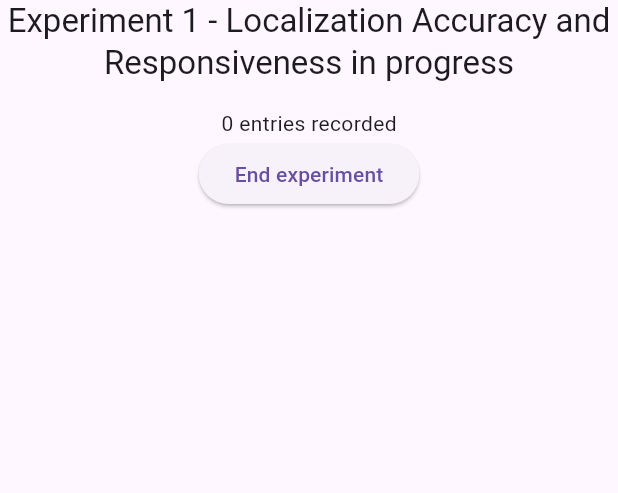
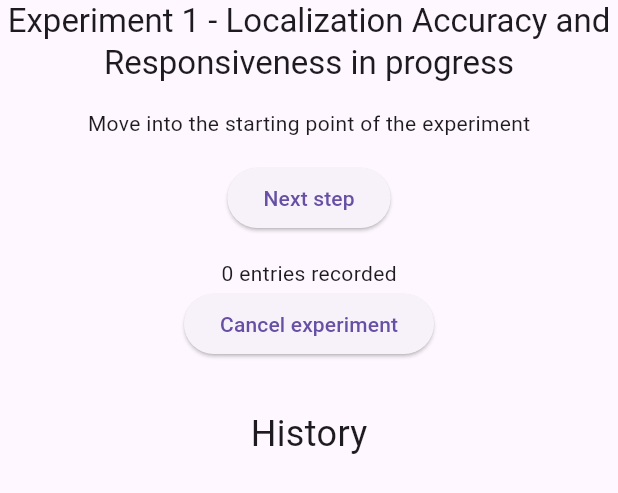
Before and after one commit to BhasherBEL/master-thesis-scanner, a Flutter app: the RecordPage widget shown alone on an empty page, opened directly with empty values, after a tap on "Experiment 1 - Localization Accuracy and", on a phone screen of 412 x 824 dp. Shown: the top 493 px of the screen. Run offline on Flutter 3.47's test engine with Material 3 defaults, Android fonts, the phone set to English and light mode, and no system bars; our stand-ins replace fl_chart; missing offline and left inert: beacon_distance, dchs_flutter_beacon, mqtt_client, trotter.

Commit message:
Export & update

```diff
--- a/devenv.yaml
+++ b/devenv.yaml
@@ -1,4 +1,4 @@
 inputs:
   nixpkgs:
-    url: github:NixOS/nixpkgs/master
+    url: github:cachix/devenv-nixpkgs/rolling
 allowUnfree: true
--- a/lib/entry.dart
+++ b/lib/entry.dart
@@ -1,33 +1,15 @@
-import 'dart:io';
 import 'package:thesis_scanner/poi.dart';
+import 'package:thesis_scanner/theorical_experiment.dart';
 
 class Entry {
+  final TheoricalExperiment theoricalExperiment;
   final DateTime time;
   final num X;
   final num Y;
   final POI? poi;
   final num? poiDist;
+  final int step;
 
-  Entry(this.time, this.X, this.Y, this.poi, this.poiDist);
-
-  static Future<bool> shareCSV(List<Entry> entries, {String? filename}) async {
-    try {
-      // Generate the CSV content
-      const csvHeader = 'Timestamp,X,Y,POI,POI Distance\n';
-      final csvRows = entries
-          .map((entry) =>
-              '${entry.time.toIso8601String()},${entry.X},${entry.Y},${entry.poi?.name ?? ""},${entry.poiDist ?? ""}')
-          .join('\n');
-      final csvContent = csvHeader + csvRows;
-
-      // Get temporary directory to store the file temporarily
-      // Note: We don't delete the temp file immediately as it's needed for sharing
-      // The system will clean up temporary files automatically
-
-      return true;
-    } catch (e) {
-      print('Error sharing CSV: $e');
-      return false;
-    }
-  }
+  Entry(this.theoricalExperiment, this.time, this.X, this.Y, this.poi,
+      this.poiDist, this.step);
 }
--- a/lib/experiment.dart
+++ b/lib/experiment.dart
@@ -1,3 +1,6 @@
+import 'dart:io';
+
+import 'package:path_provider/path_provider.dart';
 import 'package:thesis_scanner/device.dart';
 import 'package:thesis_scanner/entry.dart';
 import 'package:thesis_scanner/poi.dart';
@@ -9,9 +12,9 @@ class Experiment {
   final List<Device> devices;
   final List<POI> pois;
   final List<Entry> entries = [];
-  final currentStep = 0;
-  final currentStepRemainingDuration = 0;
-  final currentStepDurationDecrease = true;
+  int currentStep = -1;
+  int currentStepRemainingDuration = 0;
+  bool currentStepDurationDecrease = true;
 
   Experiment(
     this.theoricalExperiment,
@@ -19,29 +22,44 @@ class Experiment {
     this.pois,
   );
 
+  get currentStepTitle => theoricalExperiment.steps[currentStep].title;
+
   void record(User user) {
-    final entry =
-        Entry(DateTime.now(), user.X, user.Y, user.currentPoi, user.poiDist);
+    final entry = Entry(
+      theoricalExperiment,
+      DateTime.now(),
+      user.X,
+      user.Y,
+      user.currentPoi,
+      user.poiDist,
+      currentStep,
+    );
     entries.add(entry);
   }
 
-  bool save() {
+  Future<bool> save() async {
     try {
-      // Generate the CSV content
-      const csvHeader = 'Timestamp,X,Y,POI,POI Distance\n';
+      const csvHeader = 'xp_name,xp_step,time,x,y,poi,poi_dist\n';
       final csvRows = entries
           .map((entry) =>
-              '${entry.time.toIso8601String()},${entry.X},${entry.Y},${entry.poi?.name ?? ""},${entry.poiDist ?? ""}')
+              '${entry.theoricalExperiment.name},${entry.step},${entry.time.toIso8601String()},${entry.X},${entry.Y},${entry.poi?.name ?? ""},${entry.poiDist ?? ""}')
           .join('\n');
       final csvContent = csvHeader + csvRows;
 
-      // Get temporary directory to store the file temporarily
-      // Note: We don't delete the temp file immediately as it's needed for sharing
-      // The system will clean up temporary files automatically
+      final directory = await getDownloadsDirectory();
+      if (directory == null) {
+        print('Error getting downloads directory');
+        return false;
+      }
+      final path = '${directory.path}/experiment_data.csv';
 
+      final file = File(path);
+      await file.writeAsString(csvContent);
+
+      print('CSV saved to: $path');
       return true;
     } catch (e) {
-      print('Error sharing CSV: $e');
+      print('Error saving CSV: $e');
       return false;
     }
   }
--- a/lib/pages/record.dart
+++ b/lib/pages/record.dart
@@ -1,3 +1,4 @@
+import 'dart:async';
 import 'package:flutter/material.dart';
 import 'package:thesis_scanner/experiment.dart';
 import 'package:thesis_scanner/theorical_experiment.dart';
@@ -20,6 +21,7 @@ class RecordPage extends StatefulWidget {
 }
 
 class _RecordPageState extends State<RecordPage> {
+  Timer? _timer;
   @override
   void initState() {
     super.initState();
@@ -28,8 +30,25 @@ class _RecordPageState extends State<RecordPage> {
 
   @override
   void dispose() {
+    _timer?.cancel();
     widget.user.removeListener(_onUserChanged);
     super.dispose();
+  }
+
+  void _startTimer() {
+    _timer?.cancel();
+    _timer = Timer.periodic(const Duration(seconds: 1), (timer) {
+      if (widget.user.experiment == null) return;
+
+      if (widget.user.experiment!.currentStepDurationDecrease) {
+        if (widget.user.experiment!.currentStepRemainingDuration > 0) {
+          widget.user.experiment!.currentStepRemainingDuration--;
+        }
+      } else {
+        widget.user.experiment!.currentStepRemainingDuration++;
+      }
+      widget.user.update();
+    });
   }
 
   num nEntries = -1;
@@ -71,12 +90,50 @@ class _RecordPageState extends State<RecordPage> {
             textAlign: TextAlign.center,
           ),
           const SizedBox(height: 16),
+          if (widget.user.experiment!.currentStep == -1)
+            const Text('Move into the starting point of the experiment')
+          else ...[
+            Text('Current step: ${widget.user.experiment!.currentStepTitle}'),
+            Text(
+              'Duration: ${widget.user.experiment!.currentStepRemainingDuration} seconds',
+            ),
+          ],
+          const SizedBox(height: 16),
+          if (widget.user.experiment!.currentStep <
+              widget.user.experiment!.theoricalExperiment.steps.length - 1)
+            ElevatedButton(
+              onPressed: () {
+                if (widget.user.experiment == null) return;
+                Experiment experiment = widget.user.experiment!;
+                experiment.currentStep++;
+                experiment.currentStepDurationDecrease = experiment
+                        .theoricalExperiment
+                        .steps[experiment.currentStep]
+                        .duration >
+                    0;
+                experiment.currentStepRemainingDuration = experiment
+                    .theoricalExperiment.steps[experiment.currentStep].duration;
+
+                _startTimer();
+
+                widget.user.update();
+              },
+              child: const Text('Next step'),
+            )
+          else
+            ElevatedButton(
+              onPressed: widget.user.endExperiment,
+              child: const Text('End experiment'),
+            ),
+          const SizedBox(height: 16),
           Text('$nEntries entries recorded'),
           ElevatedButton(
-            onPressed: widget.user.endExperiment,
-            child: const Text('End experiment'),
+            onPressed: widget.user.cancelExperiment,
+            child: const Text('Cancel experiment'),
           )
         ],
+        const SizedBox(height: 32),
+        const Text('History', style: TextStyle(fontSize: 24)),
         ListView.builder(
           shrinkWrap: true,
           physics: const NeverScrollableScrollPhysics(),
--- a/lib/theorical_experiment.dart
+++ b/lib/theorical_experiment.dart
@@ -14,22 +14,22 @@ class TheoricalExperiment {
   static const List<TheoricalExperiment> theoricalExperiments = [
     TheoricalExperiment(
         'Experiment 1 - Localization Accuracy and Responsiveness', [
-      Step('Waiting', 60),
-      Step('Walking into the POI', -1),
-      Step('Waiting', 60),
-      Step('Walking out of the POI', -1),
+      Step('Waiting on L2', 60),
+      Step('Walking into P0I-1', 0),
+      Step('Waiting on L1', 60),
+      Step('Walking out of POI-1', 0),
     ]),
     TheoricalExperiment('Experiment 2 - Impact of Beacon Density', [
-      Step('Waiting', 60),
-      Step('Walking into the POI', -1),
-      Step('Waiting', 60),
-      Step('Walking out of the POI', -1),
+      Step('Waiting on L2', 60),
+      Step('Walking into P0I-1', 0),
+      Step('Waiting on L1', 60),
+      Step('Walking out of POI-1', 0),
     ]),
     TheoricalExperiment('Experiment 3 - Effect of Smartphone Models', [
-      Step('Waiting', 60),
-      Step('Walking into the POI', -1),
-      Step('Waiting', 60),
-      Step('Walking out of the POI', -1),
+      Step('Waiting on L2', 60),
+      Step('Walking into P0I-1', 0),
+      Step('Waiting on L1', 60),
+      Step('Walking out of POI-1', 0),
     ]),
   ];
 }
--- a/lib/user.dart
+++ b/lib/user.dart
@@ -80,4 +80,11 @@ class User extends ChangeNotifier {
       notifyListeners();
     }
   }
+
+  void cancelExperiment() {
+    if (experiment != null) {
+      experiment = null;
+      notifyListeners();
+    }
+  }
 }
--- a/pubspec.yaml
+++ b/pubspec.yaml
@@ -19,6 +19,7 @@ dependencies:
   logging: ^1.3.0
   permission_handler: ^11.3.1
   trotter: ^2.2.0
+  path_provider: ^2.0.15
 
 dev_dependencies:
   flutter_test:
```
Also changed, not shown: lib/widgets/save_button.dart (deleted, +0 -36 lines), pubspec.lock, 4 other files.
